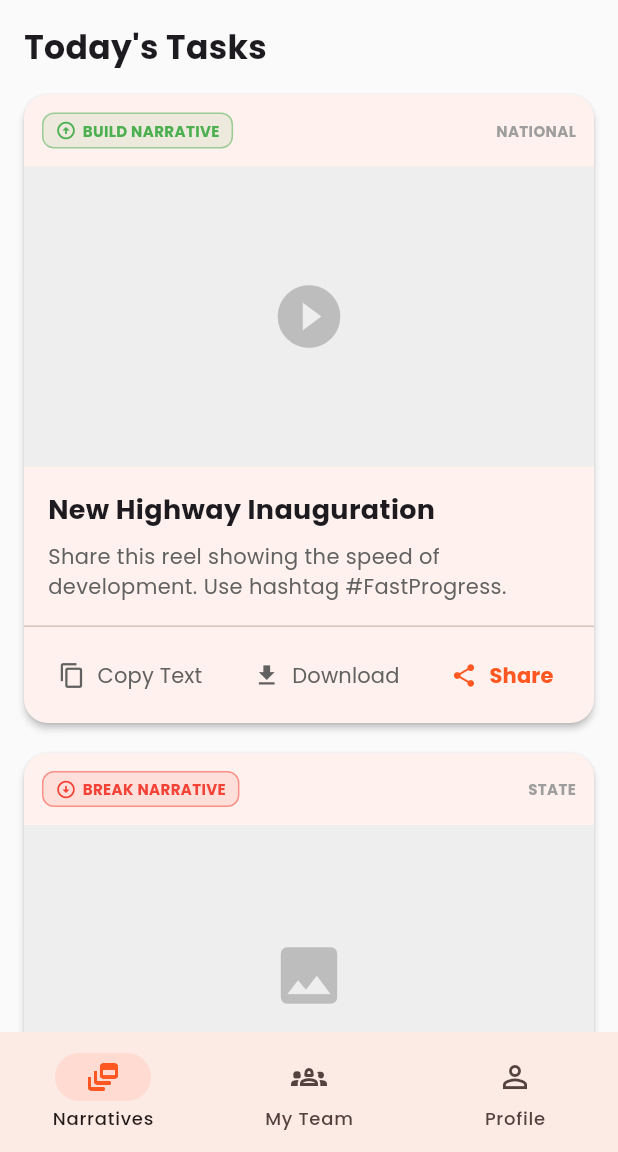
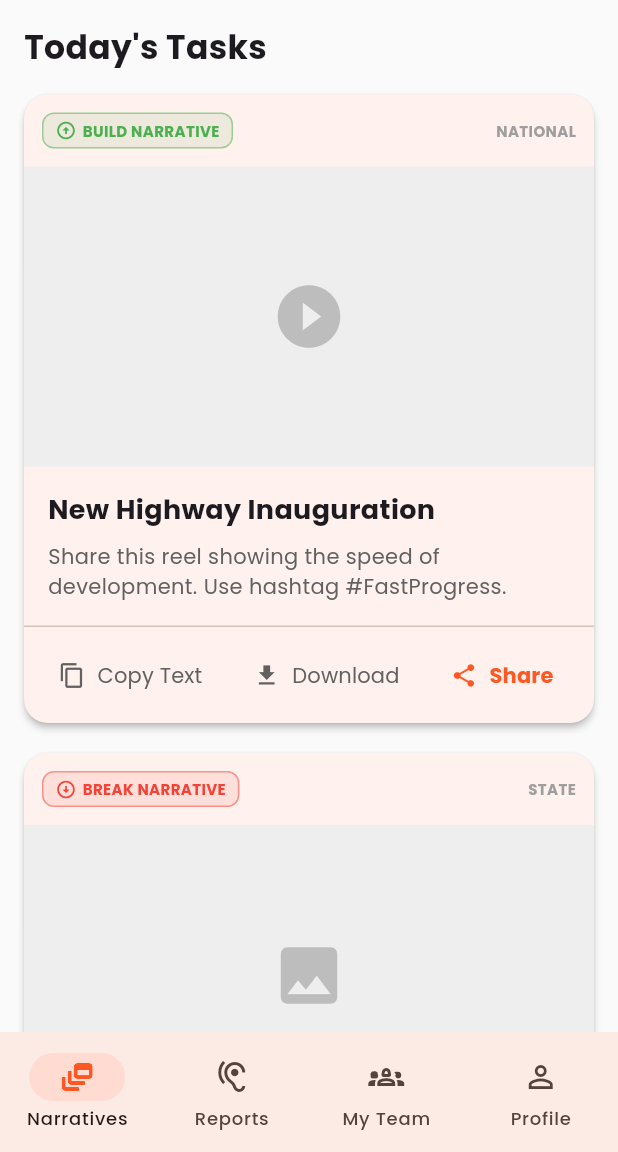
Before and after one commit to opkukna1/PollOS, a Flutter app: the HomeScreen screen opened directly, on a phone screen of 412 x 824 dp, the part 84-1236 px from its top. Run offline on Flutter 3.47's test engine with Material 3 defaults, Android fonts, the phone set to English and light mode, and no system bars; our stand-ins replace flutter_riverpod, font_awesome_flutter, google_fonts.

Commit message:
Update home_screen.dart

```diff
--- a/lib/ui/screens/home_screen.dart
+++ b/lib/ui/screens/home_screen.dart
@@ -1,7 +1,8 @@
 import 'package:flutter/material.dart';
 import '../widgets/app_drawer.dart';
-import 'feed_screen.dart'; // Import Feed
-import 'team_screen.dart'; // Import Team
+import 'feed_screen.dart';       // Narratives
+import 'team_screen.dart';       // Team
+import 'listening/listening_feed.dart'; // Reports (Village Pulse)
 
 class HomeScreen extends StatefulWidget {
   const HomeScreen({super.key});
@@ -13,23 +14,35 @@ class HomeScreen extends StatefulWidget {
 class _HomeScreenState extends State<HomeScreen> {
   int _selectedIndex = 0;
 
-  // List of screens for the bottom nav
+  // 4 Tabs for the Bottom Navigation
   final List<Widget> _pages = [
-    const FeedScreen(),
-    const TeamScreen(),
-    const Center(child: Text("Profile (Coming Soon)")), // Placeholder
+    const FeedScreen(),        // Index 0: Content Feed
+    const ListeningFeed(),     // Index 1: Village Reports (New)
+    const TeamScreen(),        // Index 2: Team Management
+    const Center(child: Text("Profile Settings (Coming Soon)")), // Index 3
   ];
+
+  // Title changes based on selected tab
+  String get _currentTitle {
+    switch (_selectedIndex) {
+      case 0: return "Narrative Feed";
+      case 1: return "Village Pulse";
+      case 2: return "Team Command";
+      case 3: return "My Profile";
+      default: return "PollOS";
+    }
+  }
 
   @override
   Widget build(BuildContext context) {
     return Scaffold(
       appBar: AppBar(
-        title: Text(_selectedIndex == 0 ? "Narrative Feed" : "Team Command"),
+        title: Text(_currentTitle),
         actions: [
           IconButton(icon: const Icon(Icons.notifications_outlined), onPressed: () {}),
         ],
       ),
-      drawer: const AppDrawer(), // Tumhara purana button card wala drawer
+      drawer: const AppDrawer(), // Tumhara Sidebar Drawer
 
       body: _pages[_selectedIndex],
 
@@ -41,16 +54,28 @@ class _HomeScreenState extends State<HomeScreen> {
           });
         },
         destinations: const [
+          // Tab 1: Narratives
           NavigationDestination(
             icon: Icon(Icons.dynamic_feed_outlined),
             selectedIcon: Icon(Icons.dynamic_feed, color: Colors.deepOrange),
             label: 'Narratives',
           ),
+
+          // Tab 2: Reports (New)
+          NavigationDestination(
+            icon: Icon(Icons.hearing_outlined),
+            selectedIcon: Icon(Icons.hearing, color: Colors.deepOrange),
+            label: 'Reports',
+          ),
+
+          // Tab 3: Team
           NavigationDestination(
             icon: Icon(Icons.groups_2_outlined),
             selectedIcon: Icon(Icons.groups_2, color: Colors.deepOrange),
             label: 'My Team',
           ),
+
+          // Tab 4: Profile
           NavigationDestination(
             icon: Icon(Icons.person_outline),
             selectedIcon: Icon(Icons.person, color: Colors.deepOrange),
```
